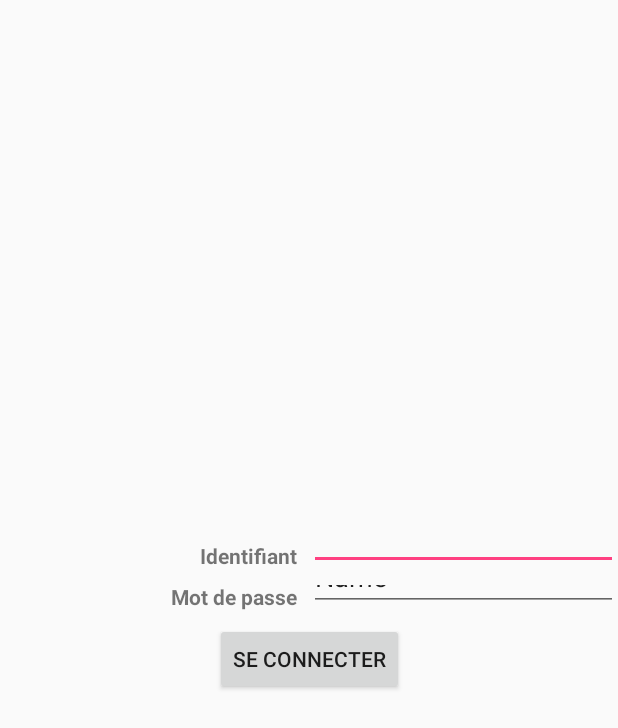
After one commit to AlexBolot/PolyIncidentAndroid, an Android app: the layout activity_login.xml on its own in the app's theme, with its tools: preview values and no code run, on a phone screen of 412 x 824 dp. The commit adds this screen. Shown: the top 728 px of the screen. Run offline under Robolectric (Android 15) with nearby library versions, the phone set to English and light mode, and no system bars.

Commit message:
Debut login

```diff
--- /dev/null
+++ b/app/src/main/res/layout/activity_login.xml
@@ -0,0 +1,113 @@
+<?xml version="1.0" encoding="utf-8"?>
+<android.support.constraint.ConstraintLayout
+    xmlns:android="http://schemas.android.com/apk/res/android"
+    xmlns:app="http://schemas.android.com/apk/res-auto"
+    xmlns:tools="http://schemas.android.com/tools"
+    android:layout_width="match_parent"
+    android:layout_height="match_parent">
+
+    <LinearLayout
+        android:layout_width="match_parent"
+        android:layout_height="wrap_content"
+        android:layout_marginBottom="8dp"
+        android:layout_marginTop="8dp"
+        android:orientation="vertical"
+        app:layout_constraintBottom_toBottomOf="parent"
+        app:layout_constraintTop_toTopOf="parent">
+
+        <LinearLayout
+            android:layout_width="match_parent"
+            android:layout_height="match_parent"
+            android:orientation="horizontal">
+
+            <LinearLayout
+                android:layout_width="match_parent"
+                android:layout_height="wrap_content"
+                android:layout_weight="1"
+                android:orientation="vertical">
+
+                <TextView
+                    android:id="@+id/passwordLabel"
+                    android:layout_width="match_parent"
+                    android:layout_height="match_parent"
+                    android:layout_marginEnd="8dp"
+                    android:layout_marginStart="8dp"
+                    android:layout_marginTop="8dp"
+                    android:layout_weight="1"
+                    android:text="Identifiant"
+                    android:textAlignment="textEnd"
+                    android:textStyle="bold"
+                    app:layout_constraintEnd_toEndOf="parent"
+                    app:layout_constraintStart_toStartOf="parent"
+                    app:layout_constraintTop_toTopOf="parent" />
+
+                <TextView
+                    android:id="@+id/loginLabel"
+                    android:layout_width="match_parent"
+                    android:layout_height="match_parent"
+                    android:layout_marginEnd="8dp"
+                    android:layout_marginStart="8dp"
+                    android:layout_marginTop="8dp"
+                    android:layout_weight="1"
+                    android:text="Mot de passe"
+                    android:textAlignment="textEnd"
+                    android:textStyle="bold"
+                    app:layout_constraintEnd_toEndOf="parent"
+                    app:layout_constraintStart_toStartOf="parent"
+                    app:layout_constraintTop_toTopOf="parent" />
+            </LinearLayout>
+
+            <LinearLayout
+                android:layout_width="match_parent"
+                android:layout_height="match_parent"
+                android:layout_weight="1"
+                android:orientation="vertical">
+
+                <EditText
+                    android:id="@+id/password"
+                    android:layout_width="match_parent"
+                    android:layout_height="match_parent"
+                    android:layout_weight="1"
+                    android:ems="10"
+                    android:inputType="textPassword"
+                    android:singleLine="true"
+                    app:layout_constraintEnd_toEndOf="parent"
+                    app:layout_constraintStart_toStartOf="parent"
+                    tools:layout_editor_absoluteY="35dp" />
+
+                <EditText
+                    android:id="@+id/login"
+                    android:layout_width="match_parent"
+                    android:layout_height="match_parent"
+                    android:layout_weight="1"
+                    android:ems="10"
+                    android:inputType="textPersonName"
+                    android:singleLine="true"
+                    android:text="Name" />
+            </LinearLayout>
+
+        </LinearLayout>
+
+        <android.support.constraint.ConstraintLayout
+            android:layout_width="match_parent"
+            android:layout_height="match_parent">
+
+            <Button
+                android:id="@+id/connexionButton"
+                android:layout_width="wrap_content"
+                android:layout_height="wrap_content"
+                android:layout_marginBottom="8dp"
+                android:layout_marginEnd="8dp"
+                android:layout_marginStart="8dp"
+                android:layout_marginTop="8dp"
+                android:text="@string/connexion_button_label"
+                android:textAlignment="center"
+                app:layout_constraintBottom_toBottomOf="parent"
+                app:layout_constraintEnd_toEndOf="parent"
+                app:layout_constraintStart_toStartOf="parent"
+                app:layout_constraintTop_toTopOf="parent" />
+        </android.support.constraint.ConstraintLayout>
+
+    </LinearLayout>
+
+</android.support.constraint.ConstraintLayout>
--- a/app/src/main/res/layout/doing_fragment.xml
+++ b/app/src/main/res/layout/doing_fragment.xml
@@ -6,7 +6,7 @@
     android:id="@+id/constraintLayout"
     android:layout_width="match_parent"
     android:layout_height="match_parent"
-    tools:context=".MainActivity">
+    tools:context=".VisualizationActivity">
 
     <GridView
         android:id="@+id/doing_gridView"
--- a/app/src/main/res/layout/done_fragment.xml
+++ b/app/src/main/res/layout/done_fragment.xml
@@ -6,7 +6,7 @@
     android:id="@+id/constraintLayout"
     android:layout_width="match_parent"
     android:layout_height="match_parent"
-    tools:context=".MainActivity">
+    tools:context=".VisualizationActivity">
 
     <GridView
         android:id="@+id/done_gridView"
--- a/app/src/main/res/layout/fragment_main.xml
+++ b/app/src/main/res/layout/fragment_main.xml
@@ -5,7 +5,7 @@
     android:id="@+id/constraintLayout"
     android:layout_width="match_parent"
     android:layout_height="match_parent"
-    tools:context=".MainActivity">
+    tools:context=".VisualizationActivity">
 
     <TextView
         android:id="@+id/section_label"
--- a/app/src/main/res/layout/todo_fragment.xml
+++ b/app/src/main/res/layout/todo_fragment.xml
@@ -6,7 +6,7 @@
     android:id="@+id/constraintLayout"
     android:layout_width="match_parent"
     android:layout_height="match_parent"
-    tools:context=".MainActivity">
+    tools:context=".VisualizationActivity">
 
     <GridView
         android:id="@+id/todo_gridView"
--- a/app/src/main/res/values/strings.xml
+++ b/app/src/main/res/values/strings.xml
@@ -20,4 +20,5 @@
 
     <string name="showMore">Afficher plus</string>
     <string name="title_activity_maps">Map</string>
+    <string name="connexion_button_label">Se connecter</string>
 </resources>
```
Also changed, not shown: app/src/main/AndroidManifest.xml (+15 -14 lines), app/src/main/java/polytechnice/si3/ihm/android/Incidents/IssueDetailsView.java (+6 -3 lines), app/src/main/java/polytechnice/si3/ihm/android/MainLoginActivity.java (added, +51 -0 lines), app/src/main/java/polytechnice/si3/ihm/android/VisualizationActivity.java (renamed from app/src/main/java/polytechnice/si3/ihm/android/MainActivity.java, +5 -5 lines), app/src/main/res/layout/activity_visualisation.xml (renamed from app/src/main/res/layout/activity_main.xml, +1 -15 lines).
